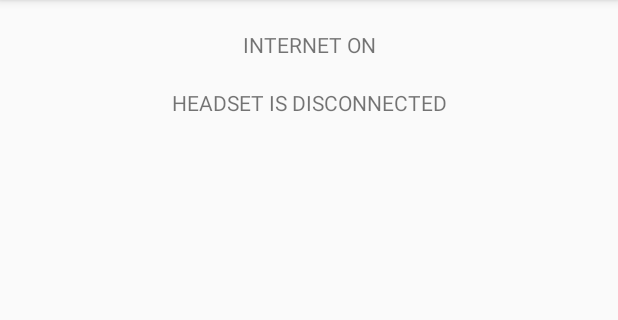
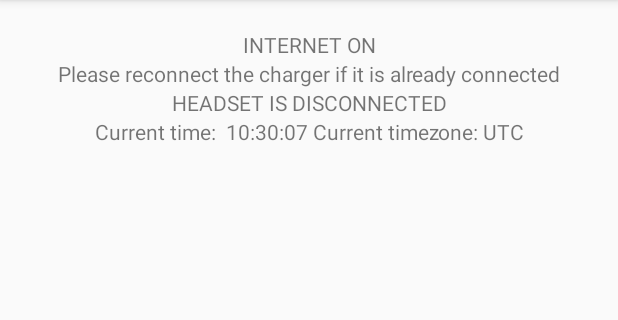
Before and after one commit to banancheg007/HomeTask5, an Android app: the screen it shows after launch (MainActivity), after a tap on "SYSTEM INFO", on a phone screen of 412 x 824 dp, the part 84-404 px from its top. Run offline under Robolectric (Android 15) with nearby library versions, the phone set to English and light mode, and no system bars.

Commit message:
Add broadcastReceiver for update information in all(4) TextViews

```diff
--- a/app/src/main/AndroidManifest.xml
+++ b/app/src/main/AndroidManifest.xml
@@ -2,6 +2,7 @@
 <manifest xmlns:android="http://schemas.android.com/apk/res/android"
           package="my.banancheg.com.homework5">
     <uses-permission android:name="android.permission.ACCESS_NETWORK_STATE" />
+    <uses-permission android:name="android.permission.INTERNET" />
     <application
             android:allowBackup="true"
             android:icon="@mipmap/ic_launcher"
--- a/app/src/main/java/my/banancheg/com/homework5/FragmentSystemInfo.kt
+++ b/app/src/main/java/my/banancheg/com/homework5/FragmentSystemInfo.kt
@@ -13,6 +13,8 @@ import android.view.ViewGroup
 import android.widget.TextView
 import kotlinx.android.synthetic.main.fragment_system_info.*
 import my.banancheg.com.homework5.FragmentSystemInfo.SystemBroadcastReceiver
+import java.text.SimpleDateFormat
+import java.util.*
 
 class FragmentSystemInfo: Fragment(){
 
@@ -42,21 +44,31 @@ class FragmentSystemInfo: Fragment(){
 
     override fun onViewCreated(view: View, savedInstanceState: Bundle?) {
         super.onViewCreated(view, savedInstanceState)
-        updateInternetTextView()
-        updateChargingTextView()
+            updateInternetTextView()
+        updateChargingTextView(intent = Intent())
         updateHeadPhonesTextView(intent = Intent())
         updateDateAndTimeZoneTextView()
     }
 
     fun updateInternetTextView(){
-        val connectivityManager = context!!.getSystemService(Context.CONNECTIVITY_SERVICE) as ConnectivityManager
-        if (connectivityManager.activeNetworkInfo.isConnected && connectivityManager.activeNetworkInfo != null) {
+        val connectivityManager = context?.getSystemService(Context.CONNECTIVITY_SERVICE) as ConnectivityManager
+        if (connectivityManager.activeNetworkInfo == null){
+            textview_internet_connection_details.text = "INTERNET OFF"
+        }
+        else if (connectivityManager.activeNetworkInfo.isConnected && connectivityManager.activeNetworkInfo != null) {
             textview_internet_connection_details.text = "INTERNET ON"
-        } else textview_internet_connection_details.text = "INTERNET OFF"
+        }
     }
 
-    fun updateChargingTextView(){
-
+    fun updateChargingTextView(intent: Intent){
+        when(intent.action){
+            Intent.ACTION_POWER_CONNECTED -> {
+                textview_device_charging_state.setText("Charging ONN")
+            }
+            Intent.ACTION_POWER_DISCONNECTED -> {
+                textview_device_charging_state.setText("Charging OFF")
+            }
+        }
     }
 
     fun updateHeadPhonesTextView(intent: Intent){
@@ -68,7 +80,11 @@ class FragmentSystemInfo: Fragment(){
     }
 
     fun updateDateAndTimeZoneTextView(){
-
+        val timeZone = TimeZone.getDefault()
+        val simpleDateFormat = SimpleDateFormat("HH:mm:ss")
+        val timeText =
+            "Current time:  ${simpleDateFormat.format(Date())} Current timezone: ${timeZone.getDisplayName(false, TimeZone.SHORT)}"
+        textview_current_date_and_time_zone.setText(timeText)
     }
 
     inner class SystemBroadcastReceiver : BroadcastReceiver() {
@@ -82,10 +98,10 @@ class FragmentSystemInfo: Fragment(){
                     updateHeadPhonesTextView(intent)
                 }
                 Intent.ACTION_POWER_CONNECTED -> {
-                    updateChargingTextView()
+                    updateChargingTextView(intent)
                 }
                 Intent.ACTION_POWER_DISCONNECTED -> {
-                    updateChargingTextView()
+                    updateChargingTextView(intent)
                 }
                 Intent.ACTION_TIME_CHANGED -> {
                     updateDateAndTimeZoneTextView()
--- a/app/src/main/res/layout/fragment_system_info.xml
+++ b/app/src/main/res/layout/fragment_system_info.xml
@@ -15,6 +15,7 @@
             android:id="@+id/textview_device_charging_state"
             android:layout_width="match_parent"
             android:layout_height="wrap_content"
+            android:text="@string/please_reconnect_charger"
             android:textAlignment="center"/>
 
     <TextView
--- a/app/src/main/res/values/strings.xml
+++ b/app/src/main/res/values/strings.xml
@@ -2,4 +2,5 @@
     <string name="app_name">HomeWork5</string>
     <string name="system_info">System info</string>
     <string name="fragments_communication">Fragments communication</string>
+    <string name="please_reconnect_charger">Please reconnect the charger if it is already connected</string>
 </resources>
```
